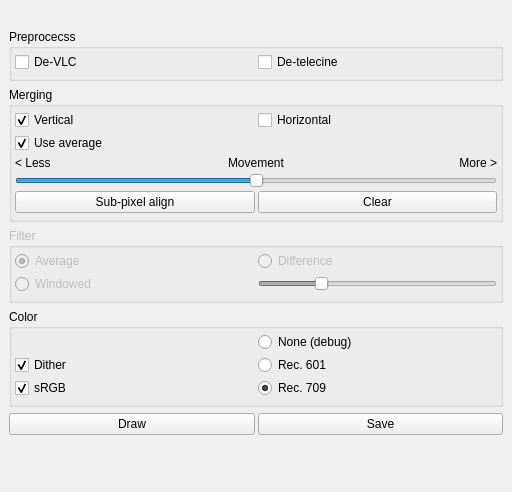
spillerrec/Overmix, file src/mainwindow.ui: the form before one commit.
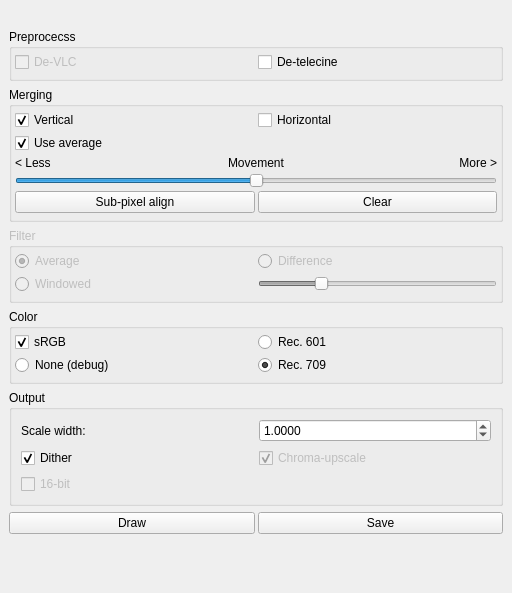
The form after the commit.

Commit message: ADD: change width of image option to correct aspect ratio with non-square pixels

What changed in the file:
```diff
--- a/src/mainwindow.ui
+++ b/src/mainwindow.ui
@@ -7,7 +7,7 @@
     <x>0</x>
     <y>0</y>
     <width>512</width>
-    <height>492</height>
+    <height>593</height>
    </rect>
   </property>
   <property name="windowTitle">
@@ -53,6 +53,9 @@
          </item>
          <item row="0" column="0">
           <widget class="QCheckBox" name="cbx_de_vlc">
+           <property name="enabled">
+            <bool>false</bool>
+           </property>
            <property name="text">
             <string>De-VLC</string>
            </property>
@@ -297,26 +300,6 @@
            </property>
           </widget>
          </item>
-         <item row="1" column="0">
-          <widget class="QCheckBox" name="cbx_dither">
-           <property name="text">
-            <string>Dither</string>
-           </property>
-           <property name="checked">
-            <bool>true</bool>
-           </property>
-          </widget>
-         </item>
-         <item row="2" column="0">
-          <widget class="QCheckBox" name="cbx_gamma">
-           <property name="text">
-            <string>sRGB</string>
-           </property>
-           <property name="checked">
-            <bool>true</bool>
-           </property>
-          </widget>
-         </item>
          <item row="1" column="1">
           <widget class="QRadioButton" name="rbtn_rec601">
            <property name="text">
@@ -324,7 +307,17 @@
            </property>
           </widget>
          </item>
-         <item row="0" column="1">
+         <item row="1" column="0">
+          <widget class="QCheckBox" name="cbx_gamma">
+           <property name="text">
+            <string>sRGB</string>
+           </property>
+           <property name="checked">
+            <bool>true</bool>
+           </property>
+          </widget>
+         </item>
+         <item row="2" column="0">
           <widget class="QRadioButton" name="cbx_nocolor">
            <property name="text">
             <string>None (debug)</string>
@@ -334,6 +327,77 @@
         </layout>
        </widget>
       </item>
+      <item>
+       <widget class="QGroupBox" name="groupBox_5">
+        <property name="title">
+         <string>Output</string>
+        </property>
+        <layout class="QGridLayout" name="gridLayout_5">
+         <item row="0" column="1">
+          <widget class="QDoubleSpinBox" name="dsbx_scale_width">
+           <property name="enabled">
+            <bool>true</bool>
+           </property>
+           <property name="decimals">
+            <number>4</number>
+           </property>
+           <property name="maximum">
+            <double>10.000000000000000</double>
+           </property>
+           <property name="singleStep">
+            <double>0.010000000000000</double>
+           </property>
+           <property name="value">
+            <double>1.000000000000000</double>
+           </property>
+          </widget>
+         </item>
+         <item row="1" column="0">
+          <widget class="QCheckBox" name="cbx_dither">
+           <property name="text">
+            <string>Dither</string>
+           </property>
+           <property name="checked">
+            <bool>true</bool>
+           </property>
+          </widget>
+         </item>
+         <item row="0" column="0">
+          <widget class="QLabel" name="label_4">
+           <property name="text">
+            <string>Scale width:</string>
+           </property>
+          </widget>
+         </item>
+         <item row="1" column="1">
+          <widget class="QCheckBox" name="cbx_chroma">
+           <property name="enabled">
+            <bool>false</bool>
+           </property>
+           <property name="text">
+            <string>Chroma-upscale</string>
+           </property>
+           <property name="checked">
+            <bool>true</bool>
+           </property>
+          </widget>
+         </item>
+         <item row="2" column="0">
+          <widget class="QCheckBox" name="cbx_16bit">
+           <property name="enabled">
+            <bool>false</bool>
+           </property>
+           <property name="text">
+            <string>16-bit</string>
+           </property>
+           <property name="tristate">
+            <bool>true</bool>
+           </property>
+          </widget>
+         </item>
+        </layout>
+       </widget>
+      </item>
       <item>
        <layout class="QHBoxLayout" name="horizontalLayout">
         <property name="spacing">
```
The commit also changes 3 other files.
